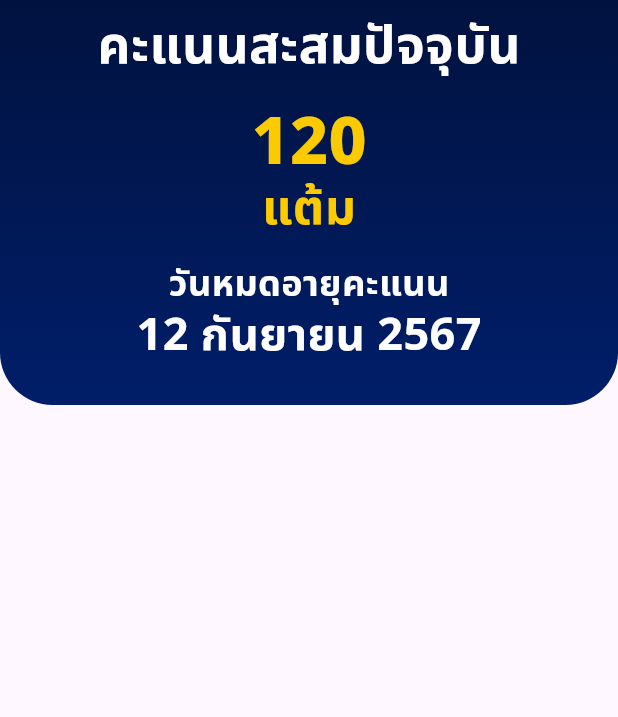
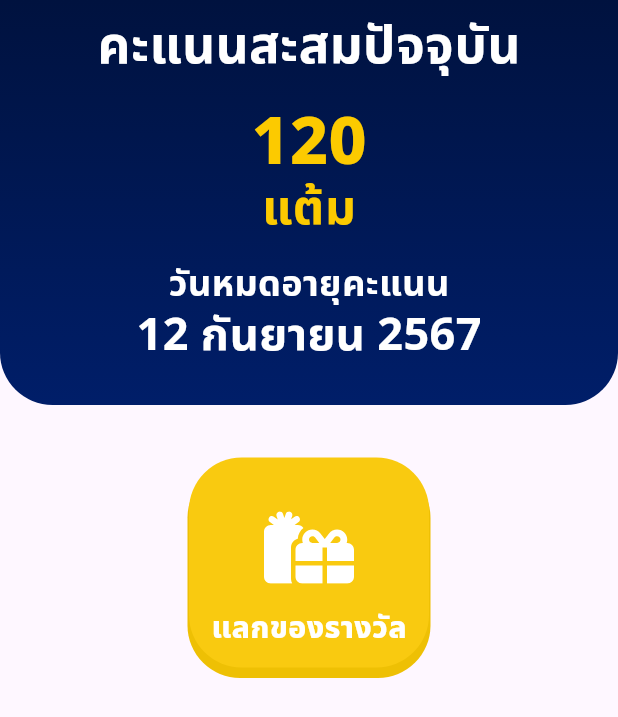
Before and after one commit to TanawanUr/System-for-Collecting-Points-from-Plastic-Waste, a Flutter app: the screen it shows after launch, on a phone screen of 412 x 824 dp. Shown: the top 717 px of the screen. Run offline on Flutter 3.47's test engine with Material 3 defaults, Android fonts, the phone set to English and light mode, and no system bars; our stand-ins replace flutter_svg.

Commit message:
add button

```diff
--- a/lib/pages/student/home.dart
+++ b/lib/pages/student/home.dart
@@ -1,6 +1,6 @@
-// import 'dart:ffi';
+import 'package:flutter/material.dart';
+import 'package:system_for_collecting_points_from_plastic_waste/widget/app_buttons.dart';
 
-import 'package:flutter/material.dart';
 
 class HomePage extends StatelessWidget {
   const HomePage({super.key});
@@ -8,8 +8,25 @@ class HomePage extends StatelessWidget {
   @override
   Widget build(BuildContext context) {
     return Scaffold(
-      appBar: appBar(),
-    );
+        appBar: appBar(),
+        body: Center(
+          child: Column(
+            children: [
+              SizedBox(
+                height: 35,
+              ),
+              AppButtons(
+                textColor: Color(0xffFFFFFF),
+                backgroundColor: Color(0xffF9CA10),
+                borderColor: Color(0xffEEC004),
+                text: 'แลกของรางวัล',
+                width: 160,
+                height: 140,
+                icon: "assets/svg/present.svg",
+              ),
+            ],
+          ),
+        ));
   }
 
   PreferredSize appBar() {
--- /dev/null
+++ b/lib/widget/app_buttons.dart
@@ -0,0 +1,65 @@
+import 'package:flutter/material.dart';
+import 'package:flutter_svg/svg.dart';
+import 'package:flutter_svg/flutter_svg.dart';
+
+class AppButtons extends StatelessWidget {
+  final Color textColor;
+  final Color backgroundColor;
+  final Color borderColor;
+  final String text;
+  final String icon;
+  double width;
+  double height;
+  AppButtons(
+    {super.key,
+    required this.textColor,
+    required this.backgroundColor,
+    required this.borderColor,
+    required this.text,
+    required this.width,
+    required this.height,
+    required this.icon}
+  );
+
+  @override
+  Widget build(BuildContext context) {
+    return Container(
+      width: width,
+      height: height,
+      child: Center(
+          child: Column(
+        children: [
+          SizedBox(
+            height: 30,
+          ),
+          SvgPicture.asset(icon ,color: textColor , width: 60, height: 60),
+          SizedBox(
+            height: 10,
+          ),
+          Text(
+            text,
+            style: TextStyle(
+              color: textColor,
+              fontSize: 20,
+              fontWeight: FontWeight.w800,
+            ),
+          ),
+        ],
+      )),
+      decoration: BoxDecoration(
+        color: backgroundColor,
+        shape: BoxShape.rectangle,
+        borderRadius: BorderRadius.vertical(
+            top: Radius.circular(35), bottom: Radius.circular(35)),
+        boxShadow: [
+          BoxShadow(
+            color: borderColor,
+            spreadRadius: 1,
+            blurRadius: 0,
+            offset: const Offset(0, 6),
+          )
+        ]
+      ),
+    );
+  }
+}
--- a/pubspec.yaml
+++ b/pubspec.yaml
@@ -59,8 +59,8 @@ flutter:
   uses-material-design: true
 
   # To add assets to your application, add an assets section, like this:
-  # assets:
-  #   - images/a_dot_burr.jpeg
+  assets:
+    - assets/svg/
   #   - images/a_dot_ham.jpeg
 
   # An image asset can refer to one or more resolution-specific "variants", see
```
Also changed, not shown: assets/svg/present.svg (added).
